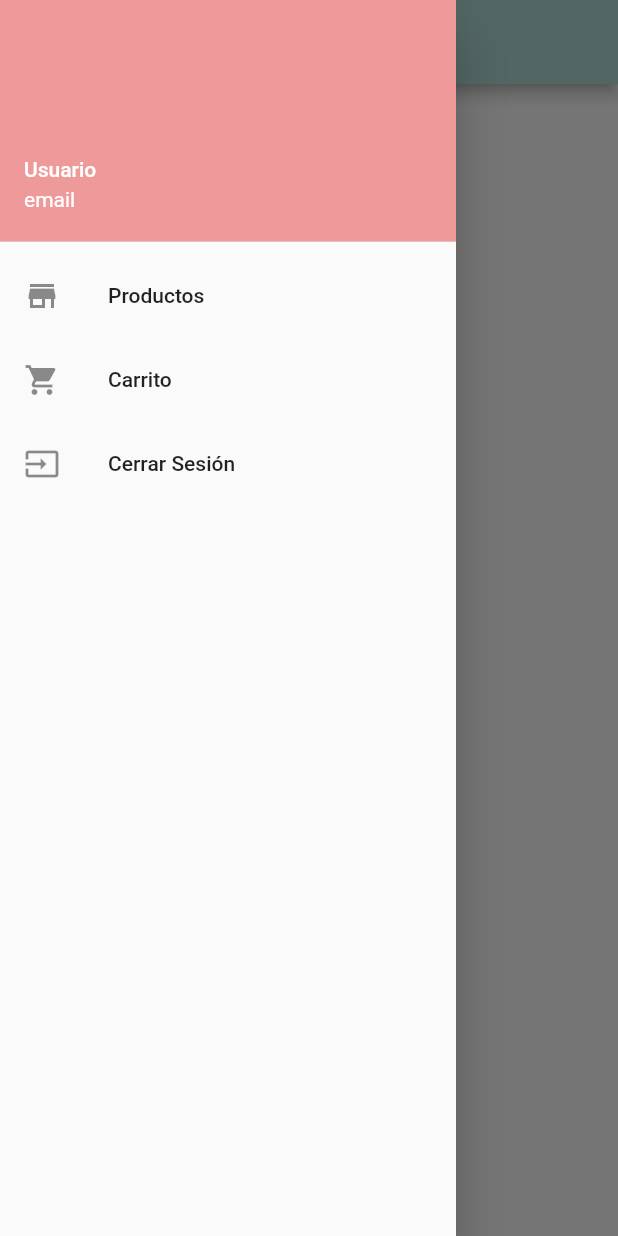
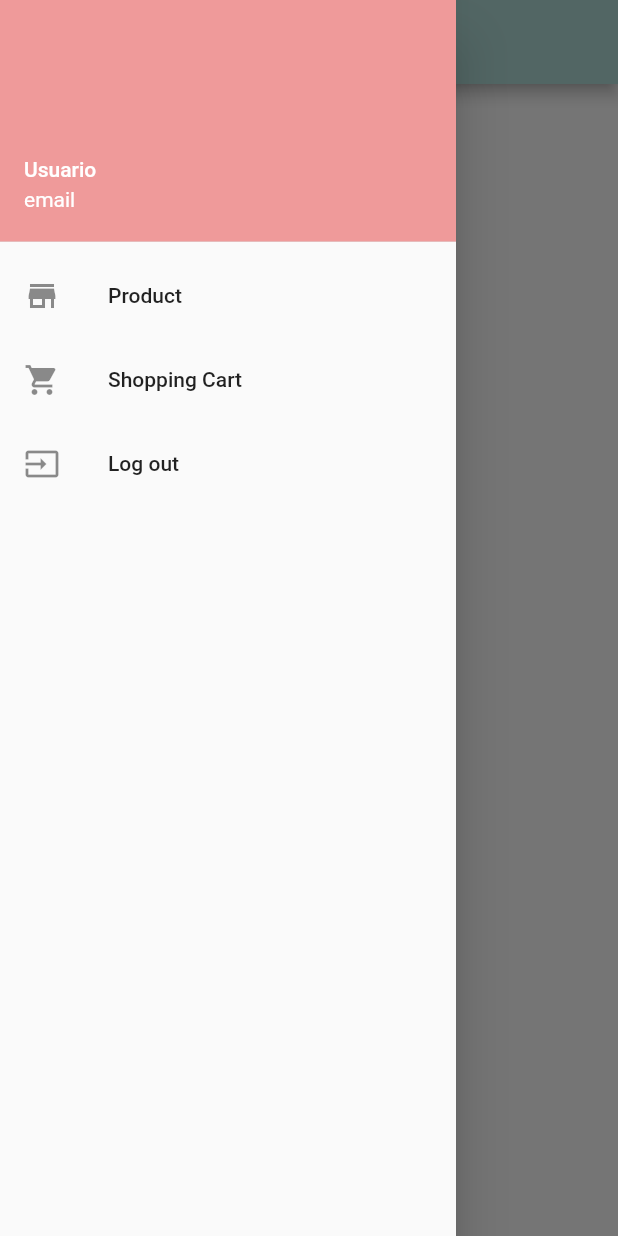
Before and after one commit to zanais/Shop-Already, a Flutter app: the Carrito screen opened directly, with the side drawer open, on a phone screen of 412 x 824 dp. Run offline on Flutter 3.47's test engine with Material 2 defaults, Android fonts, the phone set to English and light mode, and no system bars; our stand-ins replace firebase_auth, firebase_core; accounts and stored records are empty; generated files the repository leaves out were written again; project files that could hold a hidden picture were left out.

Commit message:
add translations

```diff
--- a/shopalready/lib/carrito.dart
+++ b/shopalready/lib/carrito.dart
@@ -2,6 +2,7 @@ import 'package:flutter/material.dart';
 import 'package:shopalready/login.dart';
 import 'package:firebase_auth/firebase_auth.dart';
 import 'package:shopalready/productos.dart';
+import 'package:flutter_gen/gen_l10n/app_localizations.dart';
 
 class Carrito extends StatefulWidget {
   @override
@@ -15,7 +16,7 @@ class _ProductosState extends State<Carrito> {
   @override
   Widget build(BuildContext context) {
     Widget salirButton = TextButton(
-      child: Text("Salir"),
+      child: Text(AppLocalizations.of(context)!.salir),
       onPressed: () {
         _auth.signOut();
         print('salido');
@@ -26,13 +27,13 @@ class _ProductosState extends State<Carrito> {
       },
     );
     Widget cancelButton = TextButton(
-      child: Text("Cancelar"),
+      child: Text(AppLocalizations.of(context)!.cancelar),
       onPressed: () {
         Navigator.pop(context);
       },
     );
     AlertDialog alert = AlertDialog(
-      title: Text("¿Desea salir?"),
+      title: Text(AppLocalizations.of(context)!.deseasalir),
       actions: [salirButton, cancelButton],
     );
     //Size size = MediaQuery.of(context).size;
@@ -40,7 +41,7 @@ class _ProductosState extends State<Carrito> {
       onWillPop: () async => false,
       child: new Scaffold(
         appBar: AppBar(
-          title: Text('Carrito'),
+          title: Text(AppLocalizations.of(context)!.carrito),
           backgroundColor: Colors.teal[100],
         ),
         backgroundColor: Colors.white,
@@ -55,7 +56,7 @@ class _ProductosState extends State<Carrito> {
             ),
             ListTile(
               leading: Icon(Icons.store_mall_directory),
-              title: Text('Productos'),
+              title: Text(AppLocalizations.of(context)!.productos),
               onTap: () {
                 Navigator.push(context,
                     MaterialPageRoute(builder: (context) => Productos()));
@@ -63,14 +64,14 @@ class _ProductosState extends State<Carrito> {
             ),
             ListTile(
               leading: Icon(Icons.shopping_cart),
-              title: Text('Carrito'),
+              title: Text(AppLocalizations.of(context)!.carrito),
               onTap: () {
                 Navigator.pop(context);
               },
             ),
             ListTile(
                 leading: Icon(Icons.input),
-                title: Text('Cerrar Sesión'),
+                title: Text(AppLocalizations.of(context)!.cerrar),
                 onTap: () {
                   showDialog(
                     context: context,
--- a/shopalready/lib/login.dart
+++ b/shopalready/lib/login.dart
@@ -61,7 +61,7 @@ class _LoginPage extends State<Login> {
       decoration: InputDecoration(
         prefixIcon: Icon(Icons.email, color: Colors.black),
         contentPadding: EdgeInsets.fromLTRB(20.0, 15.0, 20.0, 15.0),
-        hintText: 'Email',
+        hintText: AppLocalizations.of(context)!.email,
         border: OutlineInputBorder(borderRadius: BorderRadius.circular(32.0)),
       ),
     );
@@ -144,7 +144,7 @@ class _LoginPage extends State<Login> {
                   loginButon,
                   SizedBox(height: 20.0),
                   Row(
-                    mainAxisAlignment: MainAxisAlignment.center,
+                    mainAxisAlignment: MainAxisAlignment.spaceEvenly,
                     children: <Widget>[
                       Text(AppLocalizations.of(context)!.noTienes),
                       GestureDetector(
@@ -153,7 +153,7 @@ class _LoginPage extends State<Login> {
                                 color: Colors.black,
                                 fontWeight: FontWeight.bold)),
                         onTap: () {
-                          Navigator.push(
+                          Navigator.pushReplacement(
                               context,
                               MaterialPageRoute(
                                   builder: (context) => Registro()));
--- a/shopalready/lib/productos.dart
+++ b/shopalready/lib/productos.dart
@@ -18,7 +18,7 @@ class _ProductosState extends State<Productos> {
   @override
   Widget build(BuildContext context) {
     Widget salirButton = TextButton(
-      child: Text("Salir"),
+      child: Text(AppLocalizations.of(context)!.salir),
       onPressed: () {
         _auth.signOut();
         print('salido');
@@ -29,13 +29,13 @@ class _ProductosState extends State<Productos> {
       },
     );
     Widget cancelButton = TextButton(
-      child: Text("Cancelar"),
+      child: Text(AppLocalizations.of(context)!.cancelar),
       onPressed: () {
         Navigator.pop(context);
       },
     );
     AlertDialog alert = AlertDialog(
-      title: Text("¿Desea salir?"),
+      title: Text(AppLocalizations.of(context)!.deseasalir),
       actions: [salirButton, cancelButton],
     );
 
@@ -43,7 +43,7 @@ class _ProductosState extends State<Productos> {
         onWillPop: () async => false,
         child: new Scaffold(
             appBar: AppBar(
-              title: Text('Productos'),
+              title: Text(AppLocalizations.of(context)!.productos),
               backgroundColor: Colors.teal[100],
             ),
             backgroundColor: Colors.white,
@@ -58,14 +58,14 @@ class _ProductosState extends State<Productos> {
                 ),
                 ListTile(
                   leading: Icon(Icons.store_mall_directory),
-                  title: Text('Productos'),
+                  title: Text(AppLocalizations.of(context)!.productos),
                   onTap: () {
                     Navigator.pop(context);
                   },
                 ),
                 ListTile(
                   leading: Icon(Icons.shopping_cart),
-                  title: Text('Carrito'),
+                  title: Text(AppLocalizations.of(context)!.carrito),
                   onTap: () {
                     Navigator.push(context,
                         MaterialPageRoute(builder: (context) => Carrito()));
@@ -73,7 +73,7 @@ class _ProductosState extends State<Productos> {
                 ),
                 ListTile(
                   leading: Icon(Icons.language),
-                  title: Text('Traducir'),
+                  title: Text(AppLocalizations.of(context)!.traducir),
                   onTap: () {
                     showDialog(
                       context: context,
@@ -83,7 +83,7 @@ class _ProductosState extends State<Productos> {
                 ),
                 ListTile(
                     leading: Icon(Icons.input),
-                    title: Text('Cerrar Sesión'),
+                    title: Text(AppLocalizations.of(context)!.cerrar),
                     onTap: () {
                       showDialog(
                         context: context,
--- a/shopalready/lib/registrado.dart
+++ b/shopalready/lib/registrado.dart
@@ -1,5 +1,6 @@
 import 'package:flutter/material.dart';
 import 'package:shopalready/login.dart';
+import 'package:flutter_gen/gen_l10n/app_localizations.dart';
 
 class Registrado extends StatefulWidget {
   @override
@@ -22,7 +23,7 @@ class _RegistradoState extends State<Registrado> {
               context, MaterialPageRoute(builder: (context) => Login()));
         },
         child: Text(
-          'Aceptar',
+          AppLocalizations.of(context)!.aceptar,
           textAlign: TextAlign.center,
           style: style.copyWith(
             color: Colors.black,
@@ -39,7 +40,7 @@ class _RegistradoState extends State<Registrado> {
             crossAxisAlignment: CrossAxisAlignment.center,
             children: <Widget>[
               Text(
-                'Gracias por registrarse, se envió un correo para confirmación de su cuenta',
+                AppLocalizations.of(context)!.graciaspor,
                 style: style.copyWith(
                   fontSize: 25.0,
                 ),
--- a/shopalready/lib/renuevo.dart
+++ b/shopalready/lib/renuevo.dart
@@ -1,5 +1,6 @@
 import 'package:flutter/material.dart';
 import 'package:shopalready/login.dart';
+import 'package:flutter_gen/gen_l10n/app_localizations.dart';
 
 class Renuevo extends StatefulWidget {
   @override
@@ -22,7 +23,7 @@ class _RegistradoState extends State<Renuevo> {
               context, MaterialPageRoute(builder: (context) => Login()));
         },
         child: Text(
-          'Aceptar',
+          AppLocalizations.of(context)!.aceptar,
           textAlign: TextAlign.center,
           style: style.copyWith(
             color: Colors.black,
@@ -39,7 +40,7 @@ class _RegistradoState extends State<Renuevo> {
             crossAxisAlignment: CrossAxisAlignment.center,
             children: <Widget>[
               Text(
-                'Se envió un correo para cambiar su contraseña',
+                AppLocalizations.of(context)!.seenvio,
                 style: style.copyWith(
                   fontSize: 25.0,
                 ),
```
Also changed, not shown: shopalready/lib/l10n/app_en.arb (+18 -1 lines), shopalready/lib/l10n/app_es.arb (+18 -0 lines), shopalready/lib/prueba.dart (+4 -4 lines), shopalready/lib/recuperar.dart (+4 -4 lines), shopalready/lib/registro.dart (+9 -9 lines).
